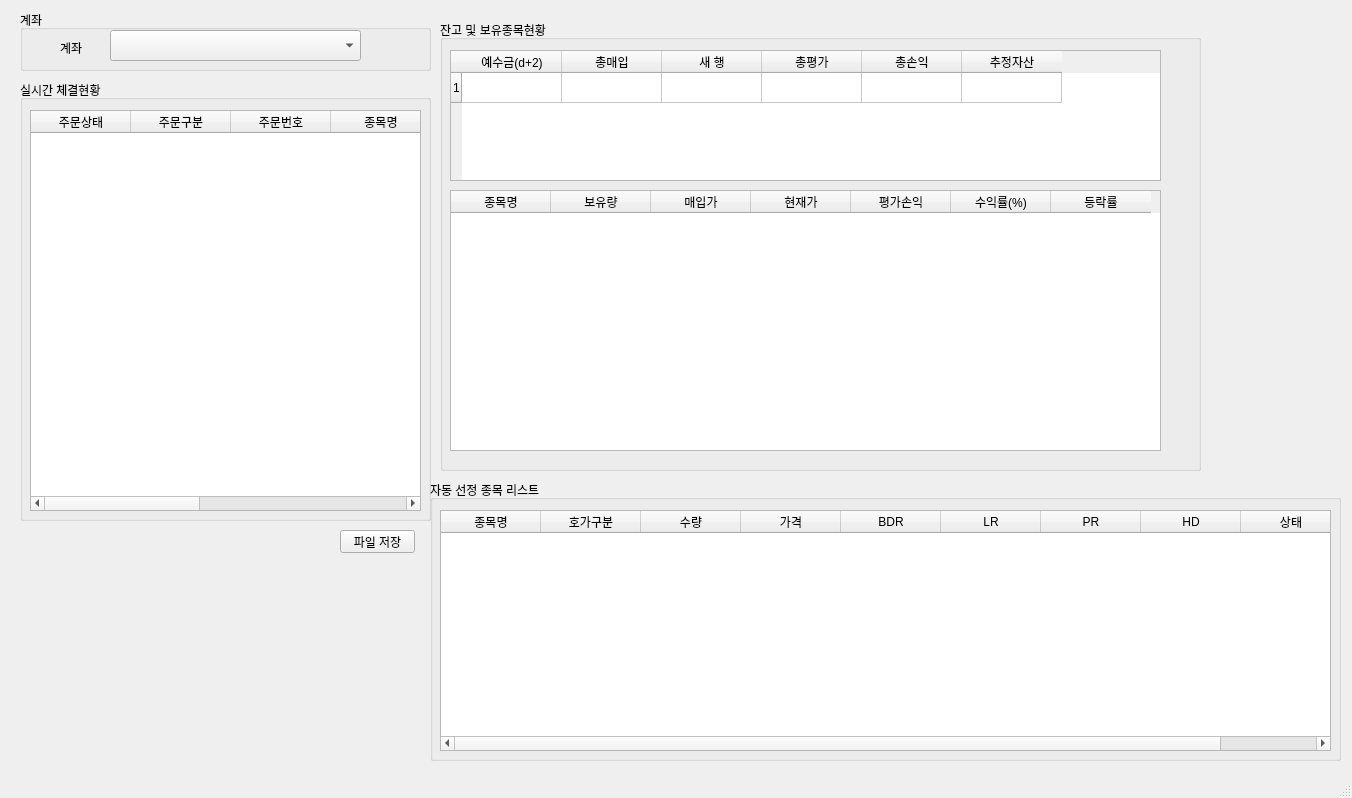
This is pystock.ui in hyeu/StockTrading as Qt 5 draws it before an edit. The edited form follows.
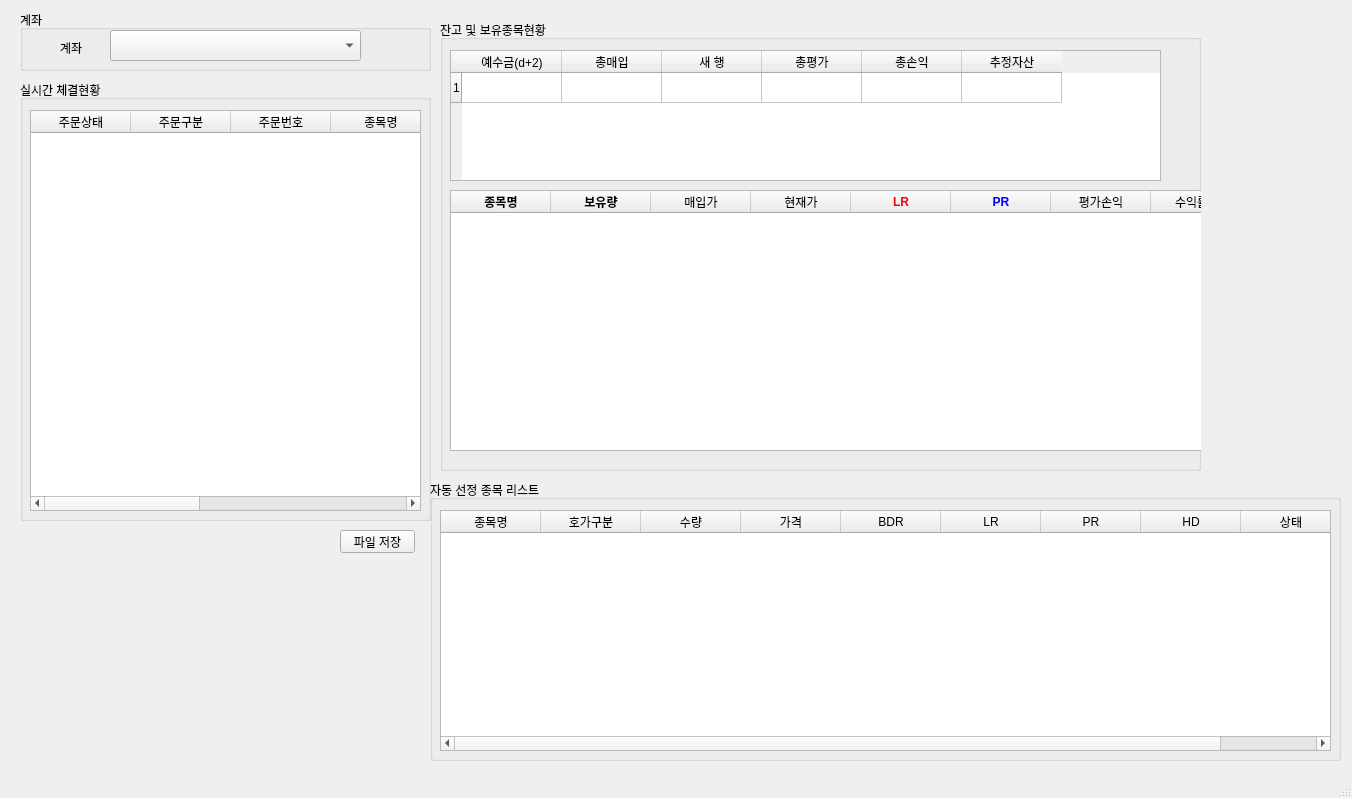
This is the edited form.

The edit to the form file:
```diff
--- a/pystock.ui
+++ b/pystock.ui
@@ -75,7 +75,7 @@
       <rect>
        <x>10</x>
        <y>170</y>
-       <width>711</width>
+       <width>881</width>
        <height>261</height>
       </rect>
      </property>
@@ -83,11 +83,23 @@
       <property name="text">
        <string>종목명</string>
       </property>
+      <property name="font">
+       <font>
+        <weight>75</weight>
+        <bold>true</bold>
+       </font>
+      </property>
      </column>
      <column>
       <property name="text">
        <string>보유량</string>
       </property>
+      <property name="font">
+       <font>
+        <weight>75</weight>
+        <bold>true</bold>
+       </font>
+      </property>
      </column>
      <column>
       <property name="text">
@@ -99,6 +111,46 @@
        <string>현재가</string>
       </property>
      </column>
+     <column>
+      <property name="text">
+       <string>LR</string>
+      </property>
+      <property name="font">
+       <font>
+        <weight>75</weight>
+        <bold>true</bold>
+       </font>
+      </property>
+      <property name="foreground">
+       <brush brushstyle="SolidPattern">
+        <color alpha="255">
+         <red>255</red>
+         <green>0</green>
+         <blue>0</blue>
+        </color>
+       </brush>
+      </property>
+     </column>
+     <column>
+      <property name="text">
+       <string>PR</string>
+      </property>
+      <property name="font">
+       <font>
+        <weight>75</weight>
+        <bold>true</bold>
+       </font>
+      </property>
+      <property name="foreground">
+       <brush brushstyle="SolidPattern">
+        <color alpha="255">
+         <red>0</red>
+         <green>0</green>
+         <blue>255</blue>
+        </color>
+       </brush>
+      </property>
+     </column>
      <column>
       <property name="text">
        <string>평가손익</string>
@@ -109,11 +161,6 @@
        <string>수익률(%)</string>
       </property>
      </column>
-     <column>
-      <property name="text">
-       <string>등락률</string>
-      </property>
-     </column>
     </widget>
    </widget>
    <widget class="QGroupBox" name="groupBox_3">
```
